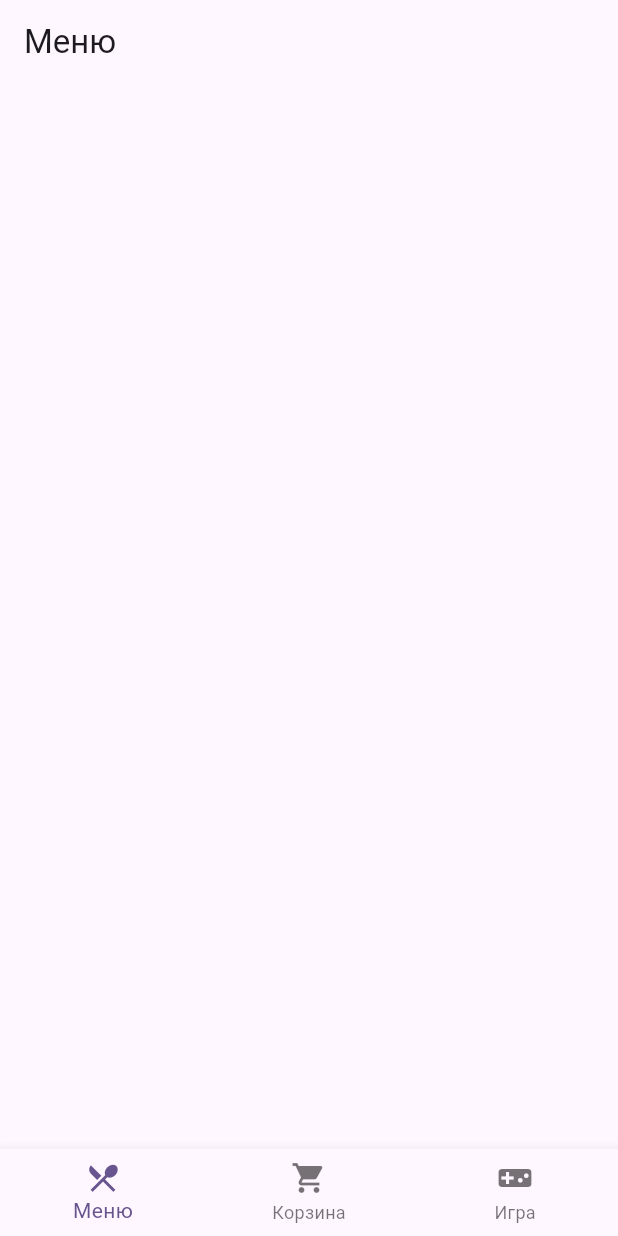
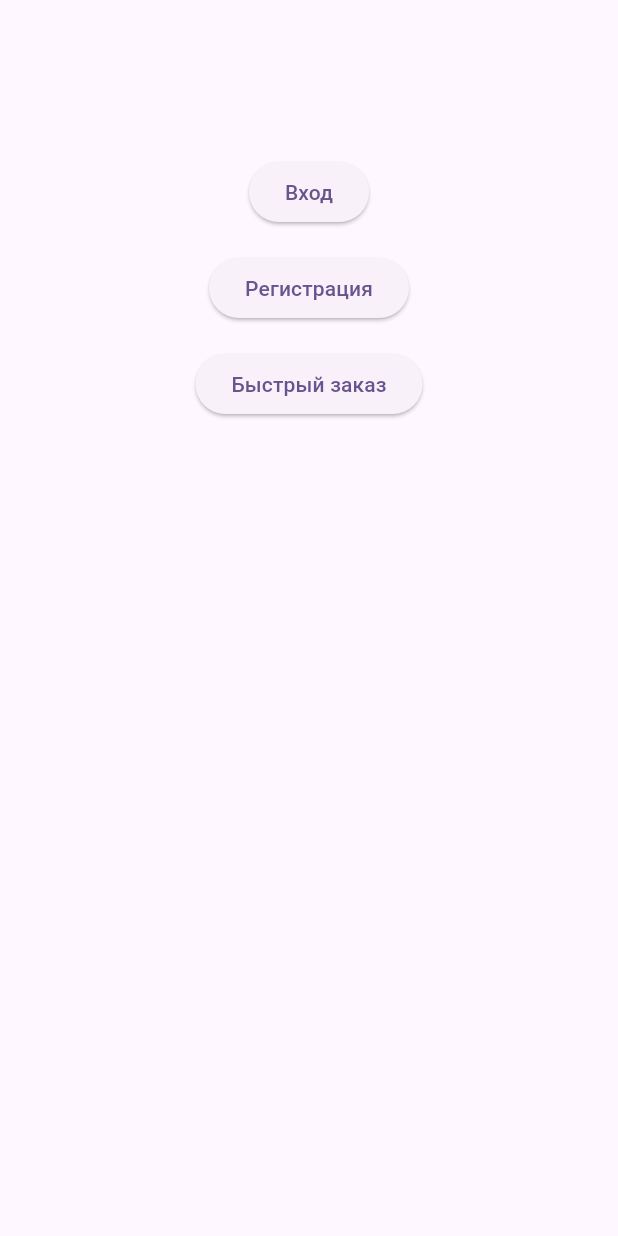
Before and after one commit to pangedza/pangedza_delivery, a Flutter app: the screen it shows after launch, on a phone screen of 412 x 824 dp. Run offline on Flutter 3.47's test engine with Material 3 defaults, Android fonts, the phone set to English and light mode, and no system bars.

Commit message:
Add welcome screen and phone auth stub

```diff
--- a/lib/main.dart
+++ b/lib/main.dart
@@ -1,4 +1,5 @@
 import 'package:flutter/material.dart';
+import 'screens/welcome_screen.dart';
 
 void main() {
   runApp(const MyApp());
@@ -16,7 +17,7 @@ class MyApp extends StatelessWidget {
         colorScheme: ColorScheme.fromSeed(seedColor: Colors.deepPurple),
         useMaterial3: true,
       ),
-      home: const MainScreen(),
+      home: const WelcomeScreen(),
     );
   }
 }
--- /dev/null
+++ b/lib/screens/welcome_screen.dart
@@ -0,0 +1,57 @@
+import 'package:flutter/material.dart';
+import '../main.dart';
+import 'phone_auth_screen.dart';
+
+/// A simple welcome screen displayed on app start.
+class WelcomeScreen extends StatelessWidget {
+  const WelcomeScreen({super.key});
+
+  void _openAuth(BuildContext context) {
+    Navigator.push(
+      context,
+      MaterialPageRoute(builder: (_) => const PhoneAuthScreen()),
+    );
+  }
+
+  void _quickOrder(BuildContext context) {
+    Navigator.pushReplacement(
+      context,
+      MaterialPageRoute(builder: (_) => const MainScreen()),
+    );
+  }
+
+  @override
+  Widget build(BuildContext context) {
+    return Scaffold(
+      body: SafeArea(
+        child: SingleChildScrollView(
+          child: Center(
+            child: Padding(
+              padding: const EdgeInsets.all(24.0),
+              child: Column(
+                mainAxisAlignment: MainAxisAlignment.center,
+                children: [
+                  const SizedBox(height: 80),
+                  ElevatedButton(
+                    onPressed: () => _openAuth(context),
+                    child: const Text('Вход'),
+                  ),
+                  const SizedBox(height: 16),
+                  ElevatedButton(
+                    onPressed: () => _openAuth(context),
+                    child: const Text('Регистрация'),
+                  ),
+                  const SizedBox(height: 16),
+                  ElevatedButton(
+                    onPressed: () => _quickOrder(context),
+                    child: const Text('Быстрый заказ'),
+                  ),
+                ],
+              ),
+            ),
+          ),
+        ),
+      ),
+    );
+  }
+}
```
Also changed, not shown: lib/screens/phone_auth_screen.dart (added, +35 -0 lines), 1 other file.
